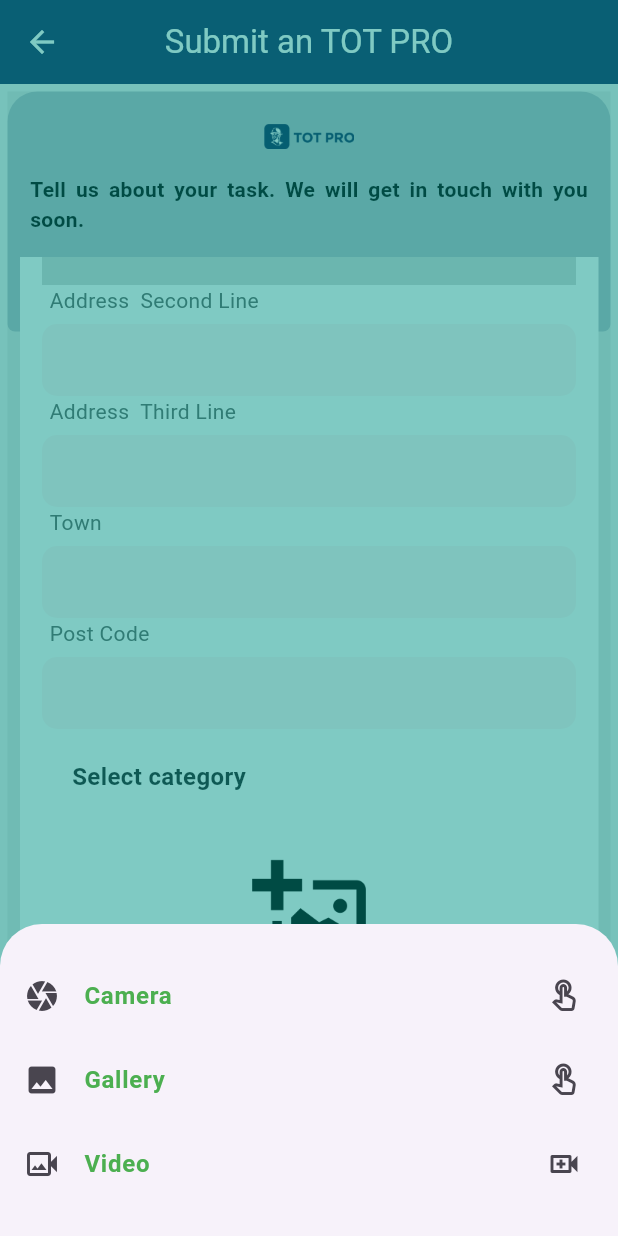
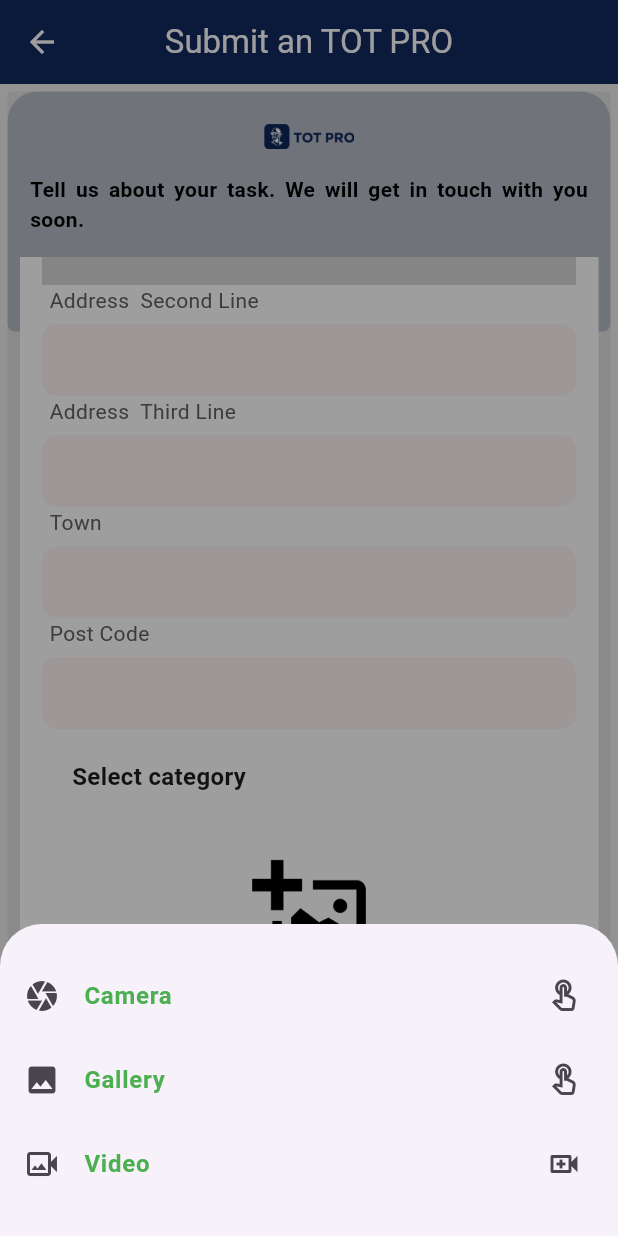
Before and after one commit to Shishir335/tot_pro, a Flutter app: the SubmitEdgeView screen opened by its route, scrolled down 382 dp, after a tap on "No Images OR Videos", on a phone screen of 412 x 824 dp. Run offline on Flutter 3.47's test engine with Material 3 defaults, Android fonts, the light colour scheme and no system bars; drawn by our look-alikes of dotted_line; our stand-ins replace connectivity_plus, dio, dotted_border, easy_localization, file_picker, flutter_easyloading and 10 more; missing offline and left inert: field_suggestion, flutter_paypal_payment, http_auth, widget_zoom; accounts and stored records are empty; network calls fail; statements that could not run were skipped.

Commit message:
camera bugfix ios

```diff
--- a/lib/screens/home/views/submit_edge_view.dart
+++ b/lib/screens/home/views/submit_edge_view.dart
@@ -406,7 +406,7 @@ class _SubmitEdgeViewState extends State<SubmitEdgeView> {
                     () => controller.imageFiles.isEmpty
                         ? InkWell(
                             onTap: () => showModalBottomSheet(
-                                barrierColor: Colors.teal.withOpacity(0.5),
+                                barrierColor: Colors.black38,
                                 context: context,
                                 builder: (BuildContext context) {
                                   return Container(
```
Also changed, not shown: 1 other file.
